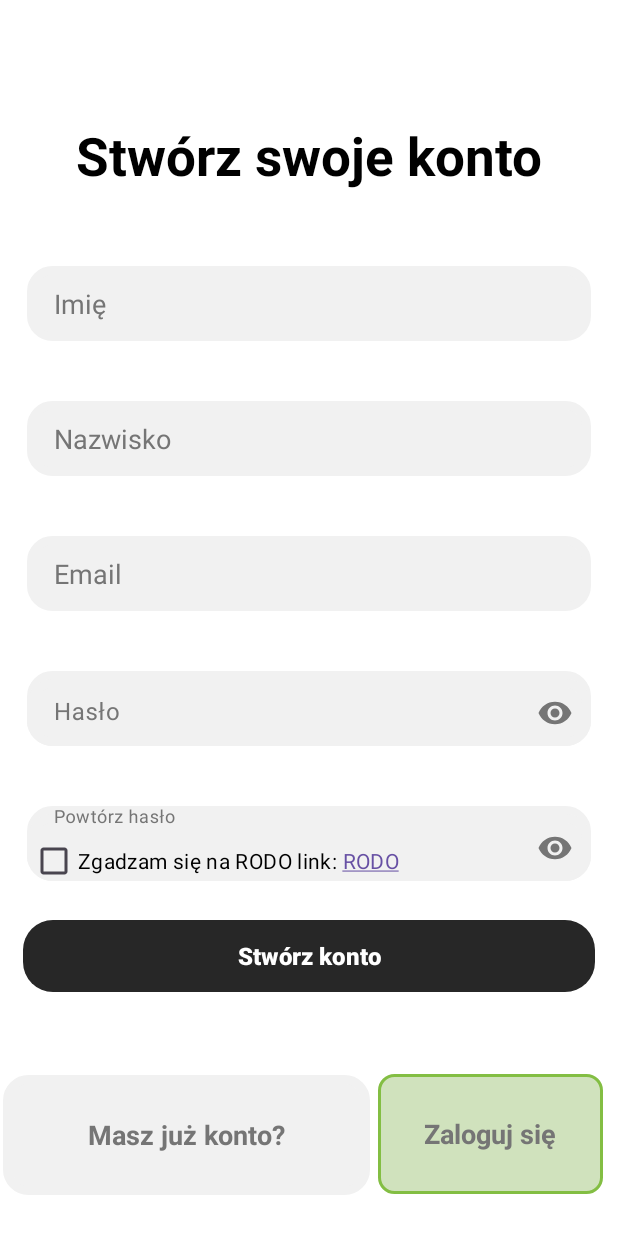
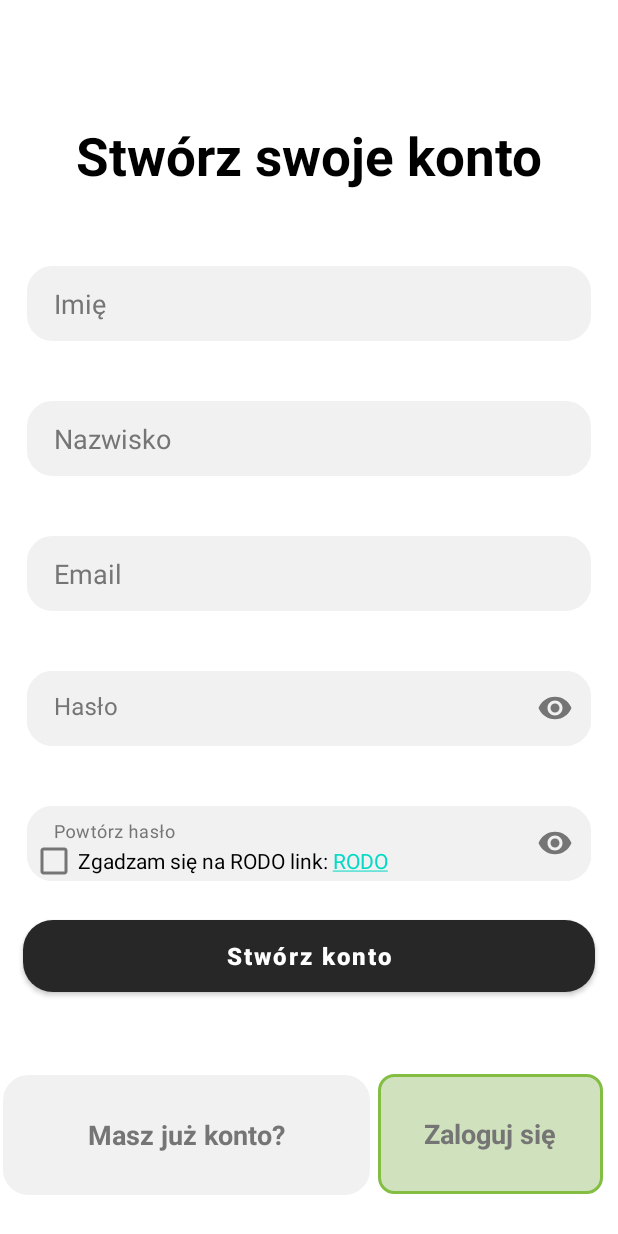
Before and after one commit to maciej-bartoszewski/Planner-Mobile, an Android app: the ActivityCreateAccount screen opened directly, with no data from a screen before it, on a phone screen of 412 x 824 dp. Run offline under Robolectric (Android 15) with nearby library versions, the phone set to English and light mode, and no system bars; our stand-ins replace Firebase (no records; nobody signed in at launch, a user with empty details on screens opened directly).

Commit message:
Poprawa styli

```diff
--- a/app/src/main/res/values-night/themes.xml
+++ b/app/src/main/res/values-night/themes.xml
@@ -1,7 +1,8 @@
 <resources xmlns:tools="http://schemas.android.com/tools">
     <!-- Base application theme. -->
-    <style name="Base.Theme.Planner" parent="Theme.Material3.DayNight.NoActionBar">
+    <style name="Base.Theme.Planner" parent="Theme.MaterialComponents.DayNight.NoActionBar">
         <!-- Customize your dark theme here. -->
         <!-- <item name="colorPrimary">@color/my_dark_primary</item> -->
+        <item name="colorPrimaryDark">@color/blue_bar</item>
     </style>
 </resources>
--- a/app/src/main/res/values/colors.xml
+++ b/app/src/main/res/values/colors.xml
@@ -2,4 +2,5 @@
 <resources>
     <color name="black">#FF000000</color>
     <color name="white">#FFFFFFFF</color>
+    <color name="blue_bar">#4C719E</color>>
 </resources>
--- a/app/src/main/res/values/themes.xml
+++ b/app/src/main/res/values/themes.xml
@@ -1,8 +1,9 @@
 <resources xmlns:tools="http://schemas.android.com/tools">
     <!-- Base application theme. -->
-    <style name="Base.Theme.Planner" parent="Theme.Material3.DayNight.NoActionBar">
+    <style name="Base.Theme.Planner" parent="Theme.MaterialComponents.DayNight.NoActionBar">
         <!-- Customize your light theme here. -->
         <!-- <item name="colorPrimary">@color/my_light_primary</item> -->
+        <item name="colorPrimaryDark">@color/blue_bar</item>
     </style>
 
     <style name="Theme.Planner" parent="Base.Theme.Planner" />
```
